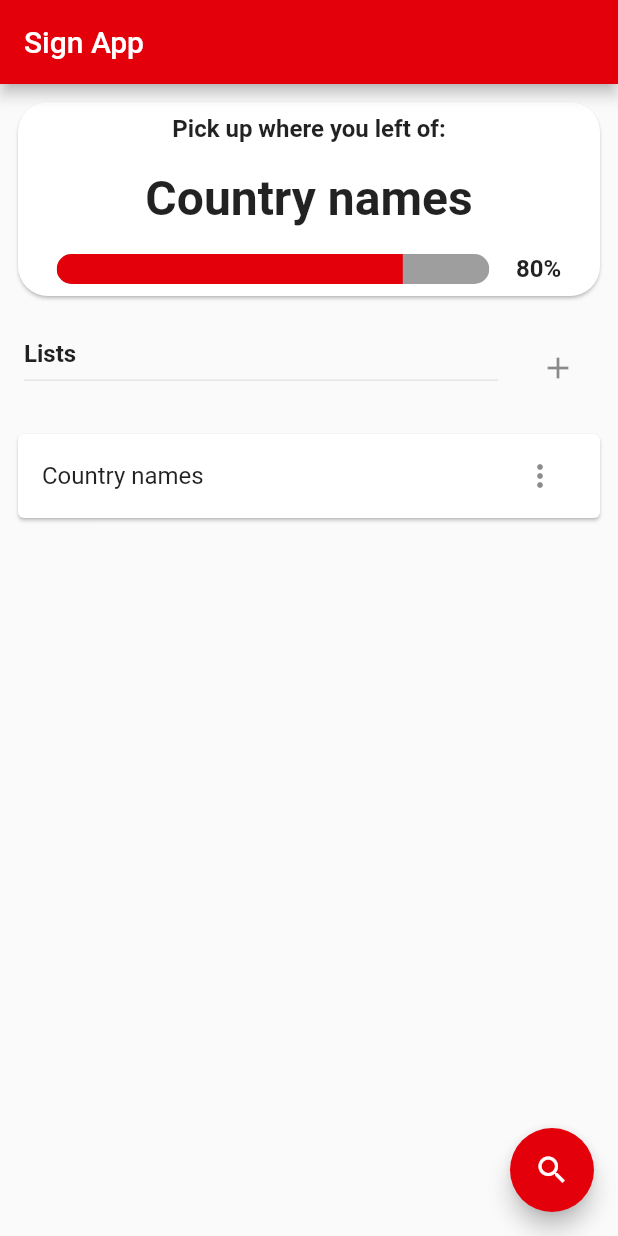
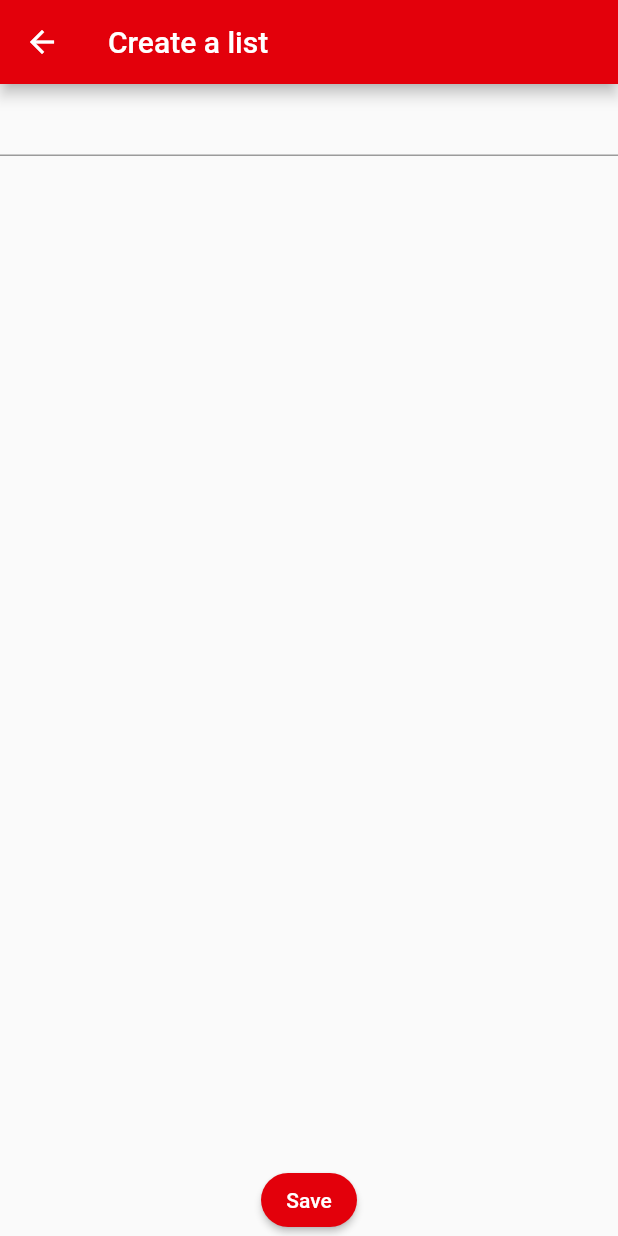
Before and after one commit to Signbank/sign-app, a Flutter app: the screen it shows after launch, after a tap on the "add" icon, on a phone screen of 412 x 824 dp. Run offline on Flutter 3.47's test engine with Material 2 defaults, Android fonts, the phone set to English and light mode, and no system bars; our stand-ins replace video_player; generated files the repository leaves out were written again.

Commit message:
First part of CRUD the quiz lists

```diff
--- a/flutter/lib/controllers/home_page_controller.dart
+++ b/flutter/lib/controllers/home_page_controller.dart
@@ -1,10 +1,11 @@
 import 'package:sign_app/controllers/base_controller.dart';
+import 'package:sign_app/models/user_quiz_list_data.dart';
 
 class HomePageController extends Controller{
  HomePageController(this._callback);
 
  final Function _callback;
- List<String> _lists = ['Country names'];
+ List<UserQuizListData> _lists = List.empty(growable: true);
 
 
   void getLastPracticedList() {
@@ -23,6 +24,6 @@ class HomePageController extends Controller{
  double get lastPracticedListProgression => 0.8;
 
  int get listsLength => _lists.length;
- String listsTitle(int index) => _lists[index];
+ String listsTitle(int index) => _lists[index].quizList.name;
 
 }
--- /dev/null
+++ b/flutter/lib/controllers/quiz_list_controller.dart
@@ -0,0 +1,27 @@
+import 'package:sign_app/controllers/base_controller.dart';
+import 'package:sign_app/models/quiz_list.dart';
+import 'package:sign_app/models/sign.dart';
+
+class QuizListController extends Controller {
+  QuizListController(
+      {QuizList quizList = const QuizList(id: 0, name: '', signs: [])})
+      : _quizList = quizList;
+
+  final QuizList _quizList;
+
+
+  void saveList() {}
+
+  ///Getters
+  int get listsLength => _quizList.signs.length;
+  QuizList get quizList => _quizList;
+
+  String listsTitle(int index) {
+    return _quizList.signs[index].name;
+  }
+
+  ///Setters
+  void addSign(Sign sign) => _quizList.signs.add(sign);
+  void removeSign(int index) => _quizList.signs.removeAt(index);
+
+}
--- a/flutter/lib/home_page.dart
+++ b/flutter/lib/home_page.dart
@@ -1,8 +1,11 @@
 import 'package:flutter/material.dart';
 import 'package:sign_app/controllers/home_page_controller.dart';
+import 'package:sign_app/views/quiz_list_page.dart';
 import 'package:sign_app/views/quiz_page.dart';
 import 'package:sign_app/views/search_dialog.dart';
 import 'package:flutter_gen/gen_l10n/app_localizations.dart';
+
+import 'models/quiz_list.dart';
 
 class HomePage extends StatefulWidget {
   const HomePage({super.key});
@@ -37,7 +40,8 @@ class _HomePageState extends State<HomePage> {
           ListTile(
             trailing: IconButton(
                 onPressed: () {
-                  //TODO: Add new list
+                  Navigator.of(context).push(MaterialPageRoute(
+                      builder: (context) => const QuizListView()));
                 },
                 icon: const Icon(Icons.add)),
             title: Text(
@@ -55,7 +59,11 @@ class _HomePageState extends State<HomePage> {
                     child: ListTile(
                       onTap: () {
                         Navigator.of(context).push(MaterialPageRoute(
-                            builder: (context) => const QuizView()));
+                            builder: (context) => const QuizView())).then((value) => setState((){
+                              if(value.type == QuizList){
+
+                              }
+                        }));
                       },
                       title: Text(_controller.listsTitle(index)),
                       trailing: PopupMenuButton<ListMenuItems>(
--- a/flutter/lib/l10n/app_en.arb
+++ b/flutter/lib/l10n/app_en.arb
@@ -20,6 +20,7 @@
     "no": "No",
     "edit": "Edit",
     "delete": "Delete",
+    "createList": "Create a list",
     "quizCompletedTitle": "Quiz completed",
     "quizCompletedBody":"Well done you completed the whole list!",
     "quizRepeatWrongAnswerTitle": "Learn from your mistakes",
--- /dev/null
+++ b/flutter/lib/models/quiz_list.dart
@@ -0,0 +1,21 @@
+import 'package:sign_app/models/sign.dart';
+
+class QuizList {
+  final int id;
+  final String name;
+  final List<Sign> signs;
+
+  const QuizList({
+    required this.id,
+    required this.name,
+    required this.signs,
+  });
+
+  factory QuizList.fromJson(Map<String, dynamic> json) {
+    return QuizList(
+      id: json['id'],
+      name: json['name'],
+      signs: Sign.listFromJson(json['signs']),
+    );
+  }
+}
--- /dev/null
+++ b/flutter/lib/views/quiz_list_page.dart
@@ -0,0 +1,74 @@
+import 'package:flutter/material.dart';
+import 'package:flutter_gen/gen_l10n/app_localizations.dart';
+import 'package:sign_app/controllers/quiz_list_controller.dart';
+
+class QuizListView extends StatefulWidget {
+  const QuizListView({super.key});
+
+  @override
+  State createState() => _QuizListViewState();
+}
+
+class _QuizListViewState extends State<QuizListView> {
+  final bool _isEditing = false;
+  late QuizListController _controller;
+
+  @override
+  void initState() {
+    super.initState();
+    _controller = QuizListController();
+  }
+
+  @override
+  void dispose() {
+    super.dispose();
+    _controller.saveList();
+  }
+
+  @override
+  Widget build(BuildContext context) {
+    return Scaffold(
+      appBar: AppBar(
+        title: Text(_isEditing
+            ? AppLocalizations.of(context)!.edit
+            : AppLocalizations.of(context)!.createList),
+      ),
+      body: Column(
+        crossAxisAlignment: CrossAxisAlignment.center,
+        children: [
+          TextFormField(),
+          Expanded(
+              child: Padding(
+                  padding: const EdgeInsets.all(8), child: _showListView())),
+          ElevatedButton(
+              onPressed: () {
+                _controller.saveList();
+                Navigator.pop(context, _controller.quizList);
+              },
+              child: Text('Save'))
+        ],
+      ),
+    );
+  }
+
+  Widget _showListView() {
+    return ListView.builder(
+        itemCount: _controller.listsLength,
+        padding: const EdgeInsets.symmetric(vertical: 4, horizontal: 8),
+        itemBuilder: (context, index) {
+          return Card(
+            child: ListTile(
+              title: Text(_controller.listsTitle(index)),
+              trailing: IconButton(
+                onPressed: () {
+                  _controller.removeSign(index);
+                },
+                icon: const Icon(Icons.delete),
+              ),
+            ),
+          );
+        });
+  }
+
+  void callback() => setState(() {});
+}
```
Also changed, not shown: flutter/lib/models/user_quiz_list_data.dart (added, +11 -0 lines).
